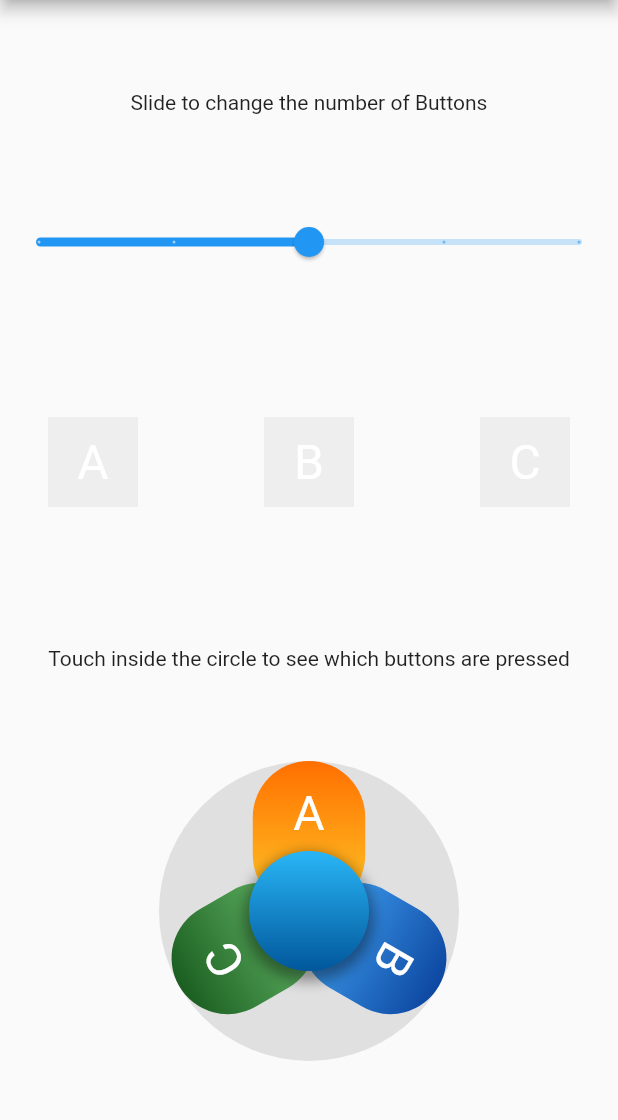
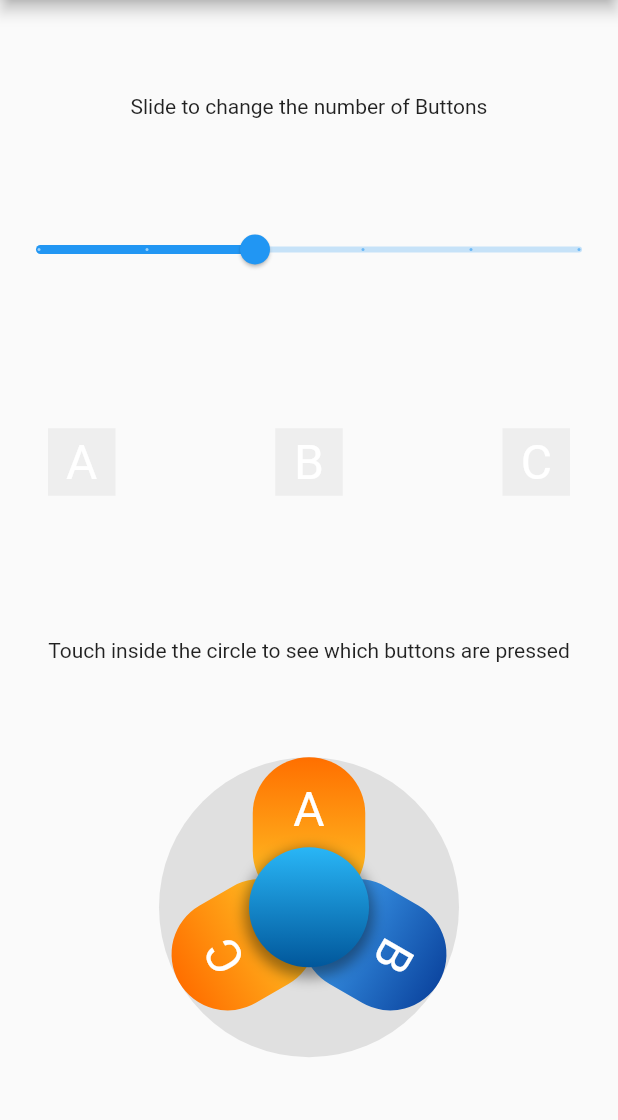
Before and after one commit to cybaker/flutter_joybuttons, a Flutter app: the screen it shows after launch, on a phone screen of 412 x 824 dp, the part 84-1204 px from its top. Run offline on Flutter 3.47's test engine with Material 2 defaults, Android fonts, the phone set to English and light mode, and no system bars.

Commit message:
Refactor main and make 6 buttons

```diff
--- a/example/lib/main.dart
+++ b/example/lib/main.dart
@@ -55,86 +55,51 @@ class JoyButtonsExample extends StatefulWidget {
 
 class _JoyButtonsExampleState extends State<JoyButtonsExample> {
   List<int> _pressed = [];
-  double dimension = 60;
+  double dimension = 45;
 
   double _numberOfButtons = 3;
 
-  List<Widget> buttons = [
-    const JoyButtonsButton(
-      widgetColor: Colors.amber,
-      title: Padding(
-        padding: EdgeInsets.only(top: 16.0),
-        child: Text("A", style: TextStyle(color: Colors.white, fontSize: 32)),
-      ),
+  List<Widget> getButtons() {
+    return [
+      testButton("A", Colors.amber),
+      testButton("B", Colors.blue),
+      testButton("C", Colors.amber),
+      testButton("D", Colors.green),
+      testButton("E", Colors.yellow),
+      testButton("F", Colors.red),
+    ];
+  }
+
+  JoyButtonsButton testButton(String label, MaterialColor color) {
+    return JoyButtonsButton(
+    widgetColor: color,
+    title: Padding(
+      padding: const EdgeInsets.only(top: 16.0),
+      child: Text(label, style: const TextStyle(color: Colors.white, fontSize: 32)),
     ),
-    const JoyButtonsButton(
-      title: Padding(
-        padding: EdgeInsets.only(top: 16.0),
-        child: Text("B", style: TextStyle(color: Colors.white, fontSize: 32)),
-      ),
-    ),
-    const JoyButtonsButton(
-      widgetColor: Colors.green,
-      title: Padding(
-        padding: EdgeInsets.only(top: 16.0),
-        child: Text("C", style: TextStyle(color: Colors.white, fontSize: 32)),
-      ),
-    ),
-    const JoyButtonsButton(
-      widgetColor: Colors.red,
-      title: Padding(
-        padding: EdgeInsets.only(top: 16.0),
-        child: Text("D", style: TextStyle(color: Colors.white, fontSize: 32)),
-      ),
-    ),
-    const JoyButtonsButton(
-      widgetColor: Colors.yellow,
-      title: Padding(
-        padding: EdgeInsets.only(top: 16.0),
-        child: Text("E", style: TextStyle(color: Colors.white, fontSize: 32)),
-      ),
-    ),
-  ];
+  );
+  }
 
   List<Widget> getContainers(int number) {
     List<Widget> all = [
-      Container(
-        alignment: Alignment.center,
-        width: dimension,
-        height: dimension,
-        color: _pressed.contains(0) ? Colors.amber : Colors.grey.shade200,
-        child: const Text("A", style: TextStyle(color: Colors.white, fontSize: 32)),
-      ),
-      Container(
-        alignment: Alignment.center,
-        width: dimension,
-        height: dimension,
-        color: _pressed.contains(1) ? Colors.blue : Colors.grey.shade200,
-        child: const Text("B", style: TextStyle(color: Colors.white, fontSize: 32)),
-      ),
-      Container(
-        alignment: Alignment.center,
-        width: dimension,
-        height: dimension,
-        color: _pressed.contains(2) ? Colors.green : Colors.grey.shade200,
-        child: const Text("C", style: TextStyle(color: Colors.white, fontSize: 32)),
-      ),
-      Container(
-        alignment: Alignment.center,
-        width: dimension,
-        height: dimension,
-        color: _pressed.contains(3) ? Colors.redAccent : Colors.grey.shade200,
-        child: const Text("D", style: TextStyle(color: Colors.white, fontSize: 32)),
-      ),
-      Container(
-        alignment: Alignment.center,
-        width: dimension,
-        height: dimension,
-        color: _pressed.contains(4) ? Colors.yellow : Colors.grey.shade200,
-        child: const Text("E", style: TextStyle(color: Colors.white, fontSize: 32)),
-      ),
+      testIndicator("A", 0, Colors.amber),
+      testIndicator("B", 1, Colors.blue),
+      testIndicator("C", 2, Colors.amber),
+      testIndicator("D", 3, Colors.green),
+      testIndicator("E", 4, Colors.yellow),
+      testIndicator("F", 5, Colors.red),
     ];
     return all.take(number).toList();
+  }
+
+  Container testIndicator(String label, int index, Color color) {
+    return Container(
+      alignment: Alignment.center,
+      width: dimension,
+      height: dimension,
+      color: _pressed.contains(index) ? color : Colors.grey.shade200,
+      child: Text(label, style: const TextStyle(color: Colors.white, fontSize: 32)),
+    );
   }
 
   @override
@@ -147,9 +112,9 @@ class _JoyButtonsExampleState extends State<JoyButtonsExample> {
             const Text("Slide to change the number of Buttons"),
             Slider(
               min: 1.0,
-              max: 5.0,
+              max: 6.0,
               value: _numberOfButtons,
-              divisions: 4,
+              divisions: 5,
               label: '${_numberOfButtons.round()}',
               onChanged: (value) {
                 setState(() {
@@ -171,7 +136,7 @@ class _JoyButtonsExampleState extends State<JoyButtonsExample> {
               alignment: const Alignment(0, 0.8),
               child: JoyButtons(
                 centerButtonOutput: List.generate(_numberOfButtons.round(), (index) => index),
-                buttonWidgets: buttons.take(_numberOfButtons.round()).toList(),
+                buttonWidgets: getButtons().take(_numberOfButtons.round()).toList(),
                 listener: (details) {
                   setState(() {
                     _pressed = details.pressed;
```
